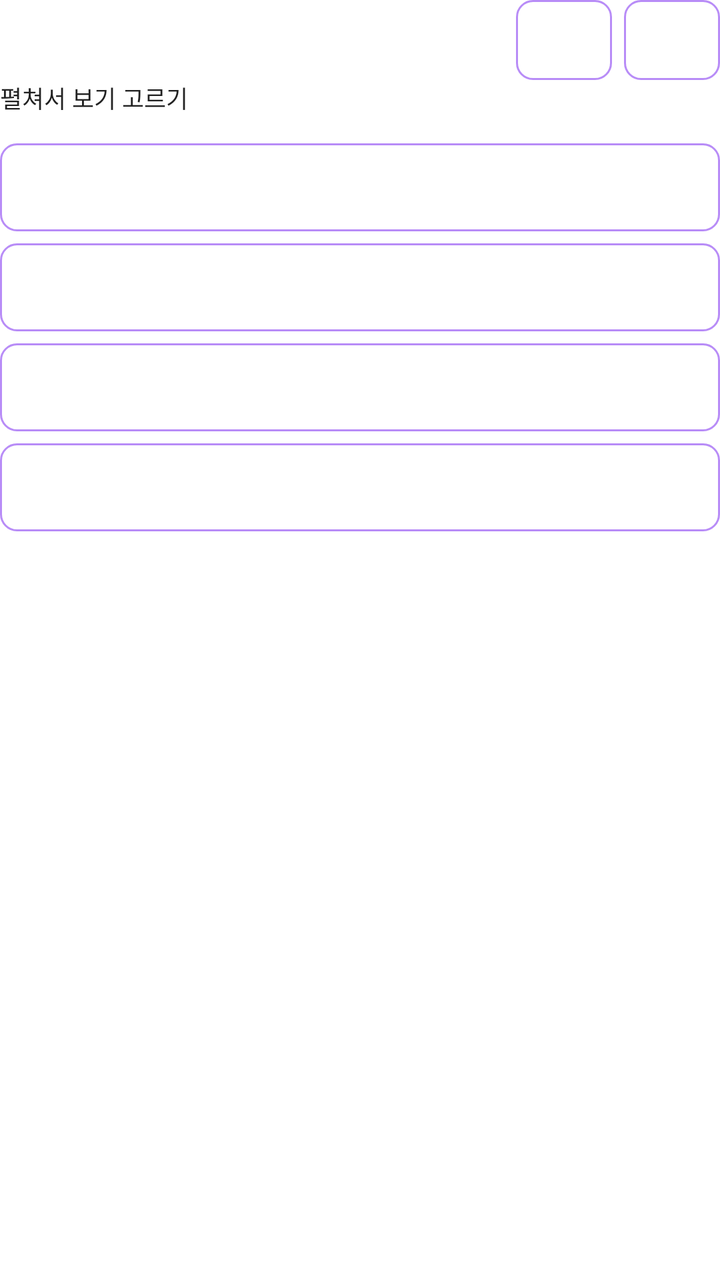
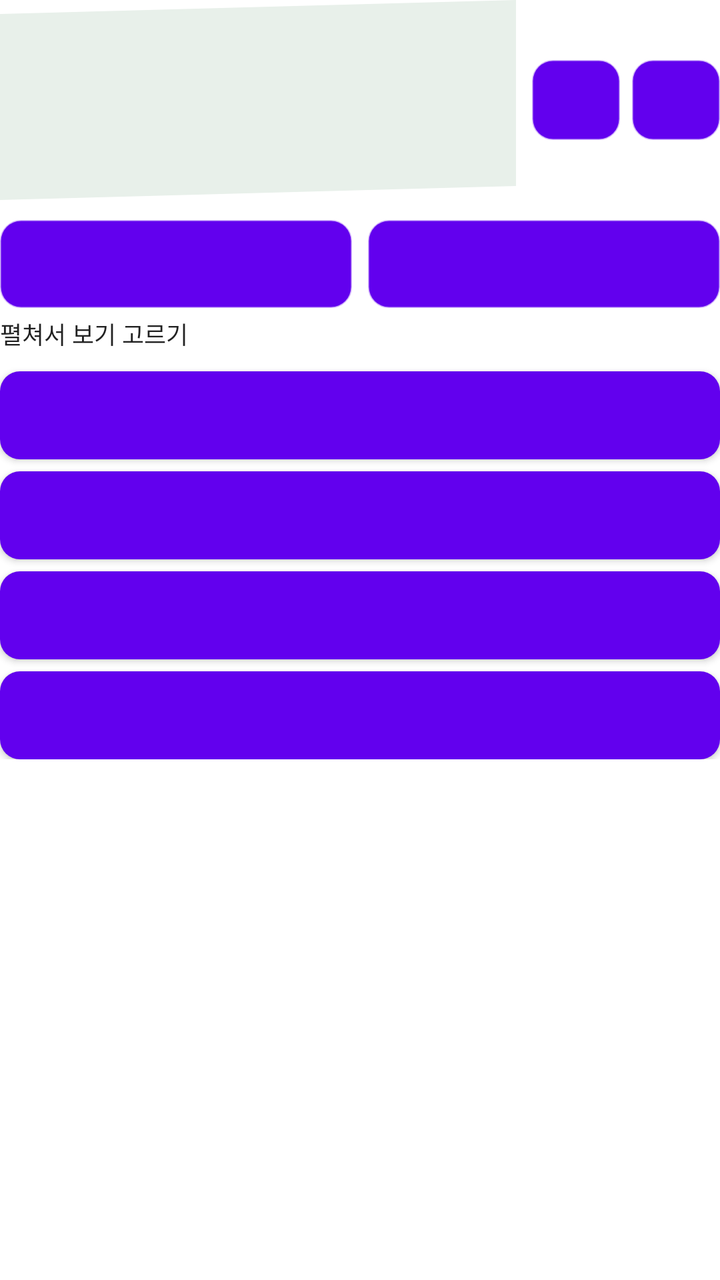

The first picture is an Android layout as it rendered before a commit; the second is the same layout after the commit. The layout source and the unified diff follow.
<!-- AndroidManifest.xml: fallback theme Theme.MaterialComponents.DayNight.NoActionBar -->
<!-- res/layout/gap_notif_question.xml -->
<LinearLayout xmlns:android="http://schemas.android.com/apk/res/android"
  android:layout_width="match_parent" android:layout_height="wrap_content" android:orientation="vertical">
  <LinearLayout android:layout_width="match_parent" android:layout_height="wrap_content"
    android:orientation="horizontal" android:gravity="center_vertical">
    <TextView android:id="@+id/gap_prompt" android:layout_width="0dp" android:layout_height="wrap_content"
      android:layout_weight="1" android:maxLines="2" android:ellipsize="end"
      android:textAppearance="@style/TextAppearance.Compat.Notification.Title" />
    <LinearLayout android:id="@+id/gap_ox_row" android:layout_width="wrap_content" android:layout_height="wrap_content"
      android:layout_marginStart="8dp" android:orientation="horizontal">
      <Button android:id="@+id/gap_ox_1" style="@style/GapNotificationButton" android:layout_width="48dp" android:layout_height="40dp" />
      <Button android:id="@+id/gap_ox_2" style="@style/GapNotificationButton" android:layout_width="48dp" android:layout_height="40dp" android:layout_marginStart="6dp" />
    </LinearLayout>
  </LinearLayout>
  <TextView android:id="@+id/gap_expand_hint" android:layout_width="wrap_content" android:layout_height="wrap_content"
    android:text="@string/gap_expand_hint" android:textAppearance="@style/TextAppearance.Compat.Notification.Info" />
  <LinearLayout android:id="@+id/gap_options" android:layout_width="match_parent" android:layout_height="wrap_content"
    android:layout_marginTop="8dp" android:orientation="vertical">
    <Button android:id="@+id/gap_option_1" style="@style/GapNotificationOption" />
    <Button android:id="@+id/gap_option_2" style="@style/GapNotificationOption" />
    <Button android:id="@+id/gap_option_3" style="@style/GapNotificationOption" />
    <Button android:id="@+id/gap_option_4" style="@style/GapNotificationOption" />
  </LinearLayout>
</LinearLayout>
<!-- resources referenced by this layout -->
<resources>
  <string name="gap_expand_hint">펼쳐서 보기 고르기</string>
  <style name="GapNotificationButton">
      <item name="android:background">@drawable/gap_button_bg</item>
      <item name="android:textAppearance">@style/TextAppearance.Compat.Notification.Title</item>
      <item name="android:textAllCaps">false</item>
      <item name="android:minWidth">0dp</item>
      <item name="android:minHeight">0dp</item>
      <item name="android:paddingStart">12dp</item>
      <item name="android:paddingEnd">12dp</item>
      <item name="android:gravity">center</item>
    </style>
  <style name="GapNotificationOption" parent="GapNotificationButton">
      <item name="android:layout_width">match_parent</item>
      <item name="android:layout_height">wrap_content</item>
      <item name="android:minHeight">44dp</item>
      <item name="android:layout_marginTop">6dp</item>
      <item name="android:gravity">start|center_vertical</item>
      <item name="android:textAppearance">@style/TextAppearance.Compat.Notification</item>
    </style>
  <!-- drawable gap_button_bg (drawable) -->
  <shape xmlns:android="http://schemas.android.com/apk/res/android" android:shape="rectangle">
    <corners android:radius="8dp" />
    <stroke android:width="1dp" android:color="#73888F8A" />
    <solid android:color="#00000000" />
  </shape>
</resources>

<!-- the commit's change to res/layout/gap_notif_question.xml (unified diff, before → after) -->
@@ -2,19 +2,29 @@
   android:layout_width="match_parent" android:layout_height="wrap_content" android:orientation="vertical">
   <LinearLayout android:layout_width="match_parent" android:layout_height="wrap_content"
     android:orientation="horizontal" android:gravity="center_vertical">
-    <TextView android:id="@+id/gap_prompt" android:layout_width="0dp" android:layout_height="wrap_content"
-      android:layout_weight="1" android:maxLines="2" android:ellipsize="end"
-      android:textAppearance="@style/TextAppearance.Compat.Notification.Title" />
+    <LinearLayout android:layout_width="0dp" android:layout_height="wrap_content" android:layout_weight="1"
+      android:background="@drawable/gap_band" android:orientation="vertical" android:gravity="center_vertical"
+      android:paddingStart="12dp" android:paddingEnd="10dp" android:paddingTop="4dp" android:paddingBottom="5dp">
+      <TextView android:id="@+id/gap_prompt" android:layout_width="match_parent" android:layout_height="wrap_content"
+        android:maxLines="2" android:ellipsize="end" android:fontFamily="serif" android:textStyle="bold"
+        android:includeFontPadding="false" android:textColor="#FF121513" android:textSize="13sp" />
+    </LinearLayout>
     <LinearLayout android:id="@+id/gap_ox_row" android:layout_width="wrap_content" android:layout_height="wrap_content"
       android:layout_marginStart="8dp" android:orientation="horizontal">
-      <Button android:id="@+id/gap_ox_1" style="@style/GapNotificationButton" android:layout_width="48dp" android:layout_height="40dp" />
-      <Button android:id="@+id/gap_ox_2" style="@style/GapNotificationButton" android:layout_width="48dp" android:layout_height="40dp" android:layout_marginStart="6dp" />
+      <Button android:id="@+id/gap_ox_1" style="@style/GapNotificationOx" />
+      <Button android:id="@+id/gap_ox_2" style="@style/GapNotificationOx" android:layout_marginStart="6dp" />
     </LinearLayout>
   </LinearLayout>
+  <LinearLayout android:id="@+id/gap_ox_wide" android:layout_width="match_parent" android:layout_height="wrap_content"
+    android:layout_marginTop="10dp" android:orientation="horizontal">
+    <Button android:id="@+id/gap_ox_wide_1" style="@style/GapNotificationOxWide" />
+    <Button android:id="@+id/gap_ox_wide_2" style="@style/GapNotificationOxWide" android:layout_marginStart="8dp" />
+  </LinearLayout>
   <TextView android:id="@+id/gap_expand_hint" android:layout_width="wrap_content" android:layout_height="wrap_content"
-    android:text="@string/gap_expand_hint" android:textAppearance="@style/TextAppearance.Compat.Notification.Info" />
+    android:layout_marginTop="4dp" android:text="@string/gap_expand_hint"
+    android:textAppearance="@style/TextAppearance.Compat.Notification.Info" />
   <LinearLayout android:id="@+id/gap_options" android:layout_width="match_parent" android:layout_height="wrap_content"
-    android:layout_marginTop="8dp" android:orientation="vertical">
+    android:layout_marginTop="4dp" android:orientation="vertical">
     <Button android:id="@+id/gap_option_1" style="@style/GapNotificationOption" />
     <Button android:id="@+id/gap_option_2" style="@style/GapNotificationOption" />
     <Button android:id="@+id/gap_option_3" style="@style/GapNotificationOption" />
<!-- resource entries referenced after the edit -->
@@ -1,29 +1,68 @@
 <!-- resources referenced by this layout -->
 <resources>
+  <!-- drawable gap_band (drawable) -->
+  <vector xmlns:android="http://schemas.android.com/apk/res/android"
+    android:width="100dp" android:height="100dp" android:viewportWidth="100" android:viewportHeight="100">
+    
+    <path android:fillColor="#FFE8F0EA" android:pathData="M0,7 L100,0 L100,93 L0,100 Z" />
+  </vector>
   <string name="gap_expand_hint">펼쳐서 보기 고르기</string>
   <style name="GapNotificationButton">
       <item name="android:background">@drawable/gap_button_bg</item>
-      <item name="android:textAppearance">@style/TextAppearance.Compat.Notification.Title</item>
+      <item name="android:textColor">#FFE8F0EA</item>
+      <item name="android:textSize">14sp</item>
+      <item name="android:textStyle">bold</item>
       <item name="android:textAllCaps">false</item>
       <item name="android:minWidth">0dp</item>
       <item name="android:minHeight">0dp</item>
-      <item name="android:paddingStart">12dp</item>
-      <item name="android:paddingEnd">12dp</item>
+      <item name="android:paddingStart">16dp</item>
+      <item name="android:paddingEnd">16dp</item>
       <item name="android:gravity">center</item>
     </style>
-  <style name="GapNotificationOption" parent="GapNotificationButton">
+  <!-- drawable gap_notif_ox_bg (drawable) -->
+  <shape xmlns:android="http://schemas.android.com/apk/res/android" android:shape="rectangle">
+    <corners android:radius="10dp" />
+    <solid android:color="#FF121513" />
+    <stroke android:width="1dp" android:color="#4DE8F0EA" />
+  </shape>
+  <style name="GapNotificationOption">
       <item name="android:layout_width">match_parent</item>
       <item name="android:layout_height">wrap_content</item>
       <item name="android:minHeight">44dp</item>
       <item name="android:layout_marginTop">6dp</item>
+      <item name="android:background">@drawable/gap_notif_option_bg</item>
+      <item name="android:textColor">#FF121513</item>
+      <item name="android:textSize">14sp</item>
+      <item name="android:textAllCaps">false</item>
       <item name="android:gravity">start|center_vertical</item>
-      <item name="android:textAppearance">@style/TextAppearance.Compat.Notification</item>
+      <item name="android:paddingStart">14dp</item>
+      <item name="android:paddingEnd">14dp</item>
     </style>
+  <style name="GapNotificationOx" parent="GapNotificationButton">
+      <item name="android:background">@drawable/gap_notif_ox_bg</item>
+      <item name="android:layout_width">44dp</item>
+      <item name="android:layout_height">40dp</item>
+      <item name="android:paddingStart">0dp</item>
+      <item name="android:paddingEnd">0dp</item>
+      <item name="android:fontFamily">serif</item>
+      <item name="android:textSize">18sp</item>
+    </style>
+  <style name="GapNotificationOxWide" parent="GapNotificationOx">
+      <item name="android:layout_width">0dp</item>
+      <item name="android:layout_height">44dp</item>
+      <item name="android:layout_weight">1</item>
+      <item name="android:textSize">20sp</item>
+    </style>
+  <!-- drawable gap_notif_option_bg (drawable) -->
+  <shape xmlns:android="http://schemas.android.com/apk/res/android" android:shape="rectangle">
+    <corners android:radius="10dp" />
+    <solid android:color="#FFE8F0EA" />
+  </shape>
   <!-- drawable gap_button_bg (drawable) -->
   <shape xmlns:android="http://schemas.android.com/apk/res/android" android:shape="rectangle">
-    <corners android:radius="8dp" />
-    <stroke android:width="1dp" android:color="#73888F8A" />
-    <solid android:color="#00000000" />
+    <corners android:radius="10dp" />
+    <solid android:color="#FF121513" />
+    <stroke android:width="1dp" android:color="#4DE8F0EA" />
   </shape>
 </resources>
 
